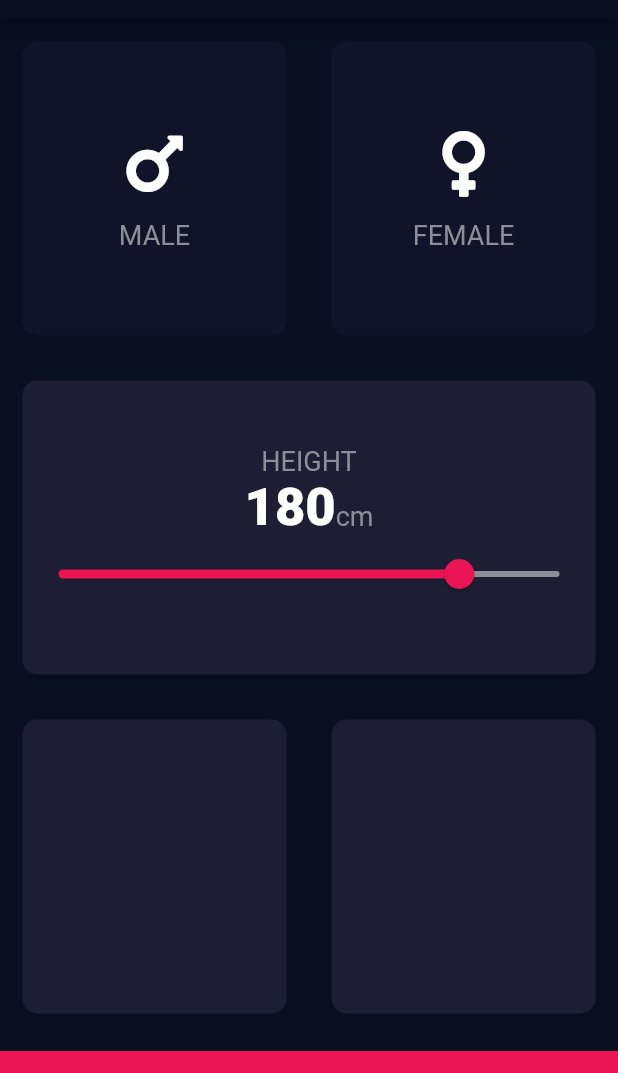
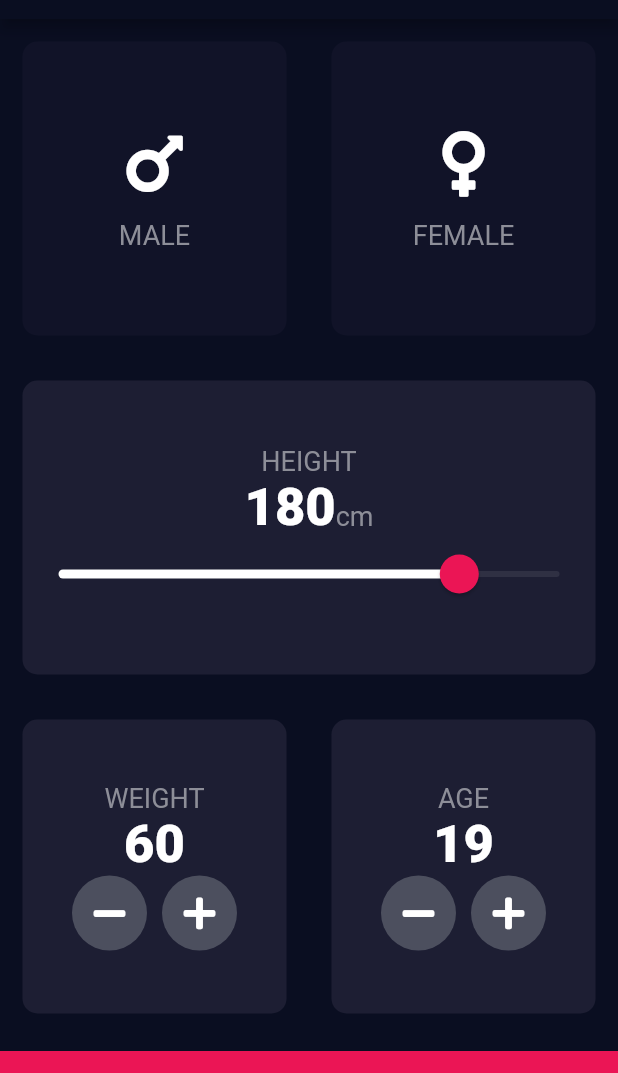
Before and after one commit to yusluv1234/BMI-Calculator, a Flutter app: the screen it shows after launch, on a phone screen of 412 x 824 dp, the part 65-1138 px from its top. Run offline on Flutter 3.47's test engine with Material 2 defaults, Android fonts, the phone set to English and light mode, and no system bars; our stand-ins replace font_awesome_flutter.

Commit message:
adding age and weight column

```diff
--- a/lib/input_page.dart
+++ b/lib/input_page.dart
@@ -18,6 +18,8 @@ class InputPage extends StatefulWidget {
 class _InputPageState extends State<InputPage> {
   Gender selectedGender;
   int height = 180;
+  int weight = 60;
+  int age = 19;
 
   @override
   Widget build(BuildContext context) {
@@ -91,17 +93,27 @@ class _InputPageState extends State<InputPage> {
                       ),
                     ],
                   ),
-                  Slider(
+                  SliderTheme(
+                    data: SliderTheme.of(context).copyWith(
+                      inactiveTrackColor: Color(0x298D8E98),
+                      activeTrackColor: Colors.white,
+                      thumbColor: Color(0xFFEB1555),
+                      overlayColor: Color(0xFFEB1555),
+                      thumbShape:
+                          RoundSliderThumbShape(enabledThumbRadius: 13.0),
+                      overlayShape:
+                          RoundSliderOverlayShape(overlayRadius: 24.0),
+                    ),
+                    child: Slider(
                       value: height.toDouble(),
                       min: 100.0,
                       max: 200.0,
-                    activeColor: Color(0xFFEB1555),
-                    inactiveColor: Color(0xFF8D8E98),
                       onChanged: (double newValue) {
                         setState(() {
                           height = newValue.round();
                         });
                       },
+                    ),
                   ),
                 ],
               ),
@@ -111,20 +123,86 @@ class _InputPageState extends State<InputPage> {
             child: Row(
               children: <Widget>[
                 Expanded(
-                  child: Container(
-                    margin: EdgeInsets.all(15.0),
-                    decoration: BoxDecoration(
-                      color: kActiveCardColour,
-                      borderRadius: BorderRadius.circular(10.0),
+                  child: ReuseableCard(
+                    colour: kActiveCardColour,
+                    cardChild: Column(
+                      mainAxisAlignment: MainAxisAlignment.center,
+                      children: <Widget>[
+                        Text(
+                          'WEIGHT',
+                          style: kLabelTextStyle,
+                        ),
+                        Text(
+                          weight.toString(),
+                          style: kNumbeTextStyle,
+                        ),
+                        Row(
+                          mainAxisAlignment: MainAxisAlignment.center,
+                          children: <Widget>[
+                            RoundiconButton(
+                              icon: FontAwesomeIcons.minus,
+                              onPressed: () {
+                                setState(() {
+                                  weight--;
+                                });
+                              },
+                            ),
+                            SizedBox(
+                              width: 10.0,
+                            ),
+                            RoundiconButton(
+                              icon: FontAwesomeIcons.plus,
+                              onPressed: () {
+                                setState(() {
+                                  weight++;
+                                });
+                              },
+                            ),
+                          ],
+                        )
+                      ],
                     ),
                   ),
                 ),
                 Expanded(
-                  child: Container(
-                    margin: EdgeInsets.all(15.0),
-                    decoration: BoxDecoration(
-                      color: kActiveCardColour,
-                      borderRadius: BorderRadius.circular(10.0),
+                  child: ReuseableCard(
+                    colour: kActiveCardColour,
+                    cardChild: Column(
+                      mainAxisAlignment: MainAxisAlignment.center,
+                      children: <Widget>[
+                        Text(
+                          'AGE',
+                          style: kLabelTextStyle,
+                        ),
+                        Text(
+                          age.toString(),
+                          style: kNumbeTextStyle,
+                        ),
+                        Row(
+                          mainAxisAlignment: MainAxisAlignment.center,
+                          children: <Widget>[
+                            RoundiconButton(
+                              icon: FontAwesomeIcons.minus,
+                              onPressed: () {
+                                setState(() {
+                                  age--;
+                                });
+                              },
+                            ),
+                            SizedBox(
+                              width: 10.0,
+                            ),
+                            RoundiconButton(
+                              icon: FontAwesomeIcons.plus,
+                              onPressed: () {
+                                setState(() {
+                                  age++;
+                                });
+                              },
+                            ),
+                          ],
+                        )
+                      ],
                     ),
                   ),
                 ),
@@ -142,3 +220,25 @@ class _InputPageState extends State<InputPage> {
     );
   }
 }
+
+class RoundiconButton extends StatelessWidget {
+  RoundiconButton({this.icon, this.onPressed});
+
+  final IconData icon;
+  final Function onPressed;
+
+  @override
+  Widget build(BuildContext context) {
+    return RawMaterialButton(
+      child: Icon(icon),
+      onPressed: onPressed,
+      elevation: 0.0,
+      constraints: BoxConstraints.tightFor(
+        width: 50.0,
+        height: 50.0,
+      ),
+      shape: CircleBorder(), //or RoundedRectangleBorder
+      fillColor: Color(0xFF4C4F5E),
+    );
+  }
+}
```
Lines whose indentation alone changed are shown as unchanged.
